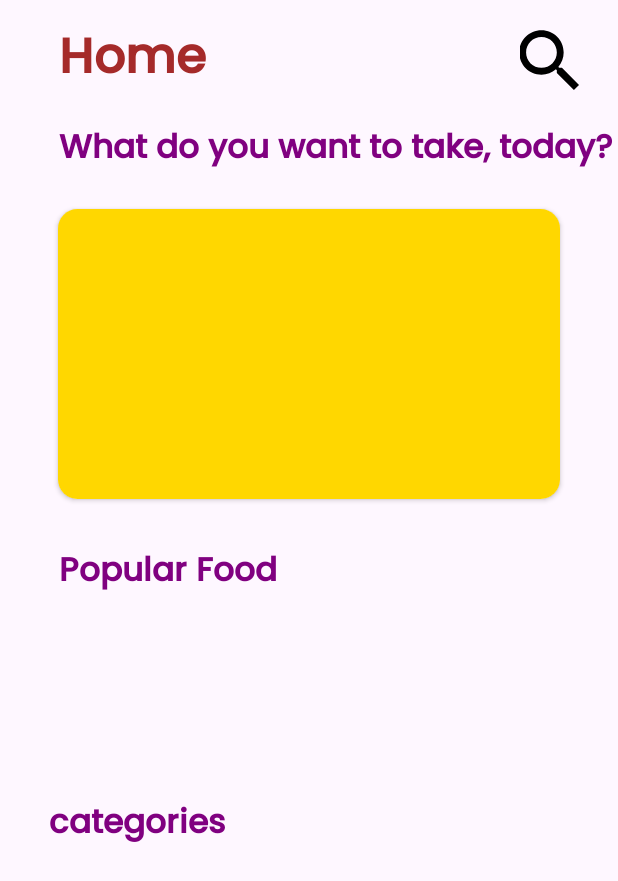
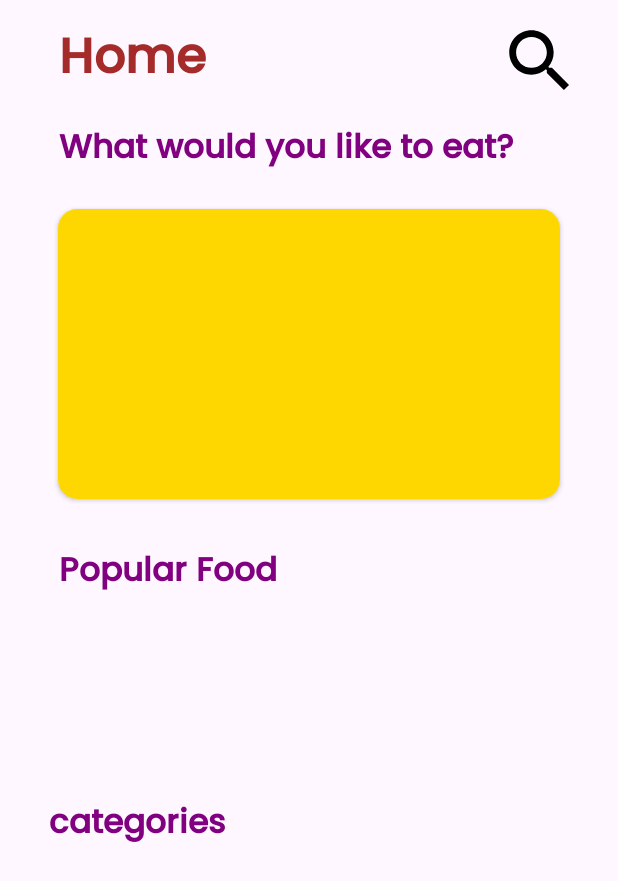
Before and after one commit to ALLAN-star-glitch/Food-App-Using-Kotlin-XML-MVVM-Retrofit-and-ROOM, an Android app: the layout fragment_home.xml on its own in the app's theme, with its tools: preview values and no code run, on a phone screen of 412 x 824 dp. Shown: the top 881 px of the screen. Run offline under Robolectric (Android 15) with nearby library versions, the phone set to English and light mode, and no system bars.

Commit message:
consumed the api for fetching random meal as well as updating the home fragment and the home view model

```diff
--- a/app/src/main/java/com/example/yummy/ui/data/retrofit/MealApi.kt
+++ b/app/src/main/java/com/example/yummy/ui/data/retrofit/MealApi.kt
@@ -6,6 +6,6 @@ import retrofit2.http.GET
 
 interface MealApi {
 
-    @GET
+    @GET("random.php")
     fun getRandomMeal(): Call<MealList>
 }
--- a/app/src/main/res/layout/fragment_home.xml
+++ b/app/src/main/res/layout/fragment_home.xml
@@ -40,7 +40,7 @@
 
                 <ImageView
                     android:id="@+id/img_search"
-                    android:layout_width="@dimen/_30sdp"
+                    android:layout_width="@dimen/_40sdp"
                     android:layout_height="match_parent"
                     android:contentDescription="@string/search_icon"
                     android:scaleType="centerCrop"
@@ -74,9 +74,12 @@
                 app:cardCornerRadius="@dimen/_10sdp">
 
                 <ImageView
+                    android:id = "@+id/img_random"
                     android:layout_width="match_parent"
                     android:layout_height="match_parent"
-                    android:background="@color/primary" />
+                    android:scaleType="centerCrop"
+                    android:background="@color/primary"
+                    android:contentDescription="@string/random_image" />
             </androidx.cardview.widget.CardView>
 
             <TextView
--- a/app/src/main/res/navigation/nav_graph.xml
+++ b/app/src/main/res/navigation/nav_graph.xml
@@ -3,7 +3,7 @@
     xmlns:app="http://schemas.android.com/apk/res-auto"
     xmlns:tools="http://schemas.android.com/tools"
     android:id="@+id/nav_graph"
-    app:startDestination="@id/categoriesFragment">
+    app:startDestination="@id/homeFragment">
 
     <!--Home Fragment-->
     <fragment
--- a/app/src/main/res/values/strings.xml
+++ b/app/src/main/res/values/strings.xml
@@ -4,7 +4,8 @@
     <string name="favorite">Favorite</string>
     <string name="category">Category</string>
     <string name="search_icon">Search Icon</string>
-    <string name="what_do_you_want_to_take_today">What do you want to take, today?</string>
+    <string name="what_do_you_want_to_take_today">What would you like to eat?</string>
     <string name="popular_food">Popular Food</string>
     <string name="categories">categories</string>
+    <string name="random_image">Random Image</string>
 </resources>
```
Also changed, not shown: app/src/main/java/com/example/yummy/mvvm/HomeViewModel.kt (+18 -11 lines), app/src/main/java/com/example/yummy/ui/fragments/HomeFragment.kt (+24 -41 lines).
